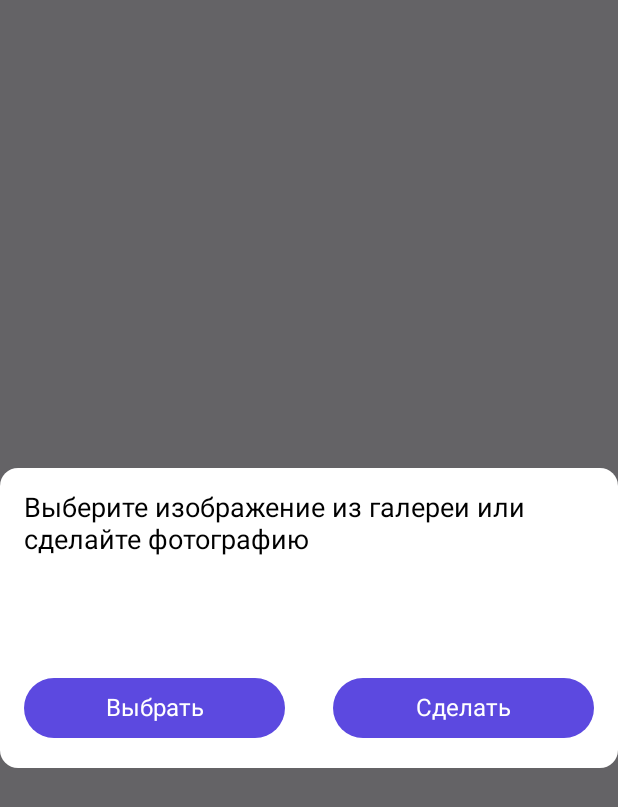
After one commit to L11D/elephant-meal, an Android app built with Jetpack Compose: the composable ChoosePhotoDialog shown on its own in the app's theme, on a phone screen of 412 x 824 dp. The commit adds this screen. Shown: the top 807 px of the screen. Run offline under Robolectric (Android 15) with nearby library versions, the phone set to English and light mode, and no system bars; libraries missing offline, so code that uses them is left out: com.maxkeppeker.sheets, com.maxkeppeler.sheets; 4 statements that could not run were skipped.

Commit message:
Добавлен выбор фото из галереи

```diff
--- a/mobile/ElephantMeal/app/src/main/java/com/example/elephantmeal/camera_screen/view_model/CameraUiState.kt
+++ b/mobile/ElephantMeal/app/src/main/java/com/example/elephantmeal/camera_screen/view_model/CameraUiState.kt
@@ -3,5 +3,6 @@ package com.example.elephantmeal.camera_screen.view_model
 import android.net.Uri
 
 data class CameraUiState(
-    val photoUri: Uri? = null
+    val photoUri: Uri? = null,
+    val isSaveActive: Boolean = false
 )
--- /dev/null
+++ b/mobile/ElephantMeal/app/src/main/java/com/example/elephantmeal/menu_screen/presentation/ChoosePhotoDialog.kt
@@ -0,0 +1,108 @@
+package com.example.elephantmeal.menu_screen.presentation
+
+import androidx.compose.foundation.layout.Column
+import androidx.compose.foundation.layout.Row
+import androidx.compose.foundation.layout.Spacer
+import androidx.compose.foundation.layout.fillMaxSize
+import androidx.compose.foundation.layout.fillMaxWidth
+import androidx.compose.foundation.layout.height
+import androidx.compose.foundation.layout.padding
+import androidx.compose.material3.Button
+import androidx.compose.material3.ButtonDefaults
+import androidx.compose.material3.Card
+import androidx.compose.material3.CardDefaults
+import androidx.compose.material3.Text
+import androidx.compose.runtime.Composable
+import androidx.compose.ui.Modifier
+import androidx.compose.ui.graphics.Color
+import androidx.compose.ui.res.stringResource
+import androidx.compose.ui.text.TextStyle
+import androidx.compose.ui.unit.dp
+import androidx.compose.ui.unit.sp
+import androidx.compose.ui.window.Dialog
+import com.example.elephantmeal.R
+import com.example.elephantmeal.ui.theme.PrimaryColor
+
+// Диалоговое окно выбора фотографии
+@Composable
+fun ChoosePhotoDialog(
+    onDismissRequest: () -> Unit,
+    onChoosePhoto: () -> Unit,
+    onTakePhoto: () -> Unit
+) {
+    Dialog(
+        onDismissRequest = onDismissRequest
+    ) {
+        Card(
+            modifier = Modifier
+                .fillMaxWidth()
+                .height(200.dp),
+            colors = CardDefaults.cardColors(
+                containerColor = Color.White
+            )
+        ) {
+            Column(
+                modifier = Modifier
+                    .fillMaxSize()
+            ) {
+                Text(
+                    modifier = Modifier
+                        .padding(16.dp, 16.dp, 16.dp, 0.dp),
+                    text = stringResource(id = R.string.choose_photo_text),
+                    style = TextStyle(
+                        fontSize = 18.sp,
+                        color = Color.Black
+                    )
+                )
+
+                Spacer(modifier = Modifier.weight(1f))
+
+                Row(
+                    modifier = Modifier
+                        .padding(16.dp, 0.dp, 16.dp, 16.dp)
+                        .fillMaxWidth()
+                ) {
+                   Button(
+                       modifier = Modifier
+                           .padding(0.dp, 0.dp, 16.dp, 0.dp)
+                           .weight(1f),
+                       onClick = {
+                           onChoosePhoto()
+                       },
+                       colors = ButtonDefaults.buttonColors(
+                           containerColor = PrimaryColor
+                       )
+                   ) {
+                       Text(
+                           text = stringResource(id = R.string.choose),
+                           style = TextStyle(
+                               fontSize = 16.sp,
+                               color = Color.White
+                           )
+                       )
+                   }
+
+                    Button(
+                        modifier = Modifier
+                            .padding(16.dp, 0.dp, 0.dp, 0.dp)
+                            .weight(1f),
+                        onClick = {
+                            onTakePhoto()
+                        },
+                        colors = ButtonDefaults.buttonColors(
+                            containerColor = PrimaryColor
+                        )
+                    ) {
+                        Text(
+                            text = stringResource(id = R.string.take),
+                            style = TextStyle(
+                                fontSize = 16.sp,
+                                color = Color.White
+                            )
+                        )
+                    }
+                }
+            }
+        }
+    }
+}
--- a/mobile/ElephantMeal/app/src/main/java/com/example/elephantmeal/menu_screen/view_model/MenuEvent.kt
+++ b/mobile/ElephantMeal/app/src/main/java/com/example/elephantmeal/menu_screen/view_model/MenuEvent.kt
@@ -1,5 +1,5 @@
 package com.example.elephantmeal.menu_screen.view_model
 
 sealed interface MenuEvent {
-    data object LaunchCamera: MenuEvent
+    data object ChoosePhotoFromGallery: MenuEvent
 }
--- a/mobile/ElephantMeal/app/src/main/java/com/example/elephantmeal/menu_screen/view_model/MenuUiState.kt
+++ b/mobile/ElephantMeal/app/src/main/java/com/example/elephantmeal/menu_screen/view_model/MenuUiState.kt
@@ -7,5 +7,6 @@ data class MenuUiState(
     val gender: Gender? = null,
     val selectedBirthDate: LocalDate = LocalDate.now(),
     val isSaveActive: Boolean = false,
-    val isCameraEnabled: Boolean = false
+    val isCameraEnabled: Boolean = false,
+    val isPhotoChoosing: Boolean = false
 )
--- a/mobile/ElephantMeal/app/src/main/res/values/strings.xml
+++ b/mobile/ElephantMeal/app/src/main/res/values/strings.xml
@@ -91,4 +91,8 @@
     <string name="camera_switch_description">Кнопка разворота камеры</string>
     <string name="take_photo_description">Кнопка фотографирования</string>
     <string name="camera_back_arrow">Кнопка закрытия камеры</string>
+    <string name="remove_photo">Удалить фото</string>
+    <string name="choose_photo_text">Выберите изображение из галереи или сделайте фотографию</string>
+    <string name="choose">Выбрать</string>
+    <string name="take">Сделать</string>
 </resources>
```
Also changed, not shown: mobile/ElephantMeal/app/src/main/java/com/example/elephantmeal/camera_screen/view_model/CameraViewModel.kt (+22 -1 lines), mobile/ElephantMeal/app/src/main/java/com/example/elephantmeal/menu_screen/presentation/Avatar.kt (+22 -2 lines), mobile/ElephantMeal/app/src/main/java/com/example/elephantmeal/menu_screen/presentation/MenuScreen.kt (+38 -7 lines), mobile/ElephantMeal/app/src/main/java/com/example/elephantmeal/menu_screen/view_model/MenuViewModel.kt (+33 -7 lines).
